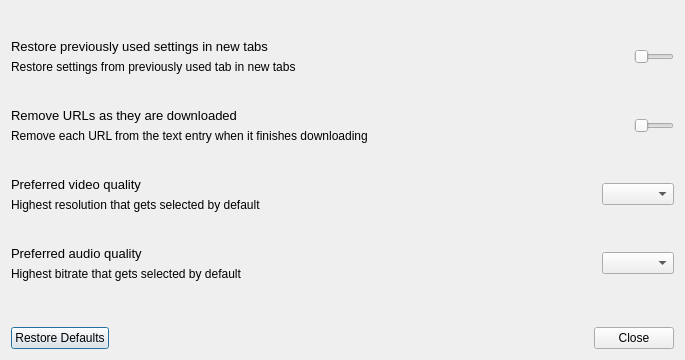
First picture: the form in src/designer/preferences_dialog.ui, repository markop404/media-downloader, before the edit.
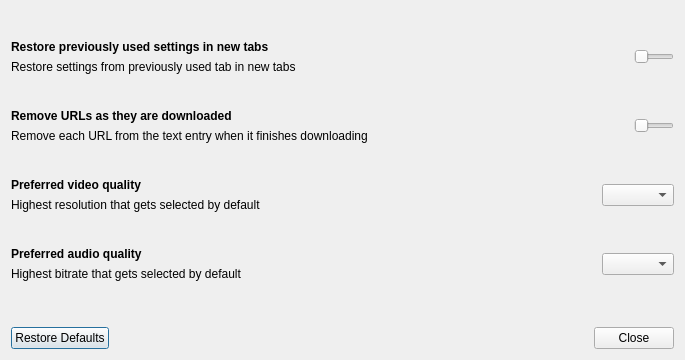
Second picture: the form after the edit. Custom widgets are drawn as their Qt base class.

```diff
--- a/src/designer/preferences_dialog.ui
+++ b/src/designer/preferences_dialog.ui
@@ -2,14 +2,6 @@
 <ui version="4.0">
  <class>PreferencesDialog</class>
  <widget class="QDialog" name="PreferencesDialog">
-  <property name="geometry">
-   <rect>
-    <x>0</x>
-    <y>0</y>
-    <width>685</width>
-    <height>360</height>
-   </rect>
-  </property>
   <property name="minimumSize">
    <size>
     <width>685</width>
@@ -50,8 +42,7 @@
         <widget class="QLabel" name="restoreSettingsMainLabel">
          <property name="font">
           <font>
-           <pointsize>10</pointsize>
-           <fontweight>DemiBold</fontweight>
+           <bold>true</bold>
           </font>
          </property>
          <property name="text">
@@ -146,8 +137,7 @@
         <widget class="QLabel" name="removeURLsMainLabel">
          <property name="font">
           <font>
-           <pointsize>10</pointsize>
-           <fontweight>DemiBold</fontweight>
+           <bold>true</bold>
           </font>
          </property>
          <property name="text">
@@ -242,8 +232,7 @@
         <widget class="QLabel" name="preferredResolutionMainLabel">
          <property name="font">
           <font>
-           <pointsize>10</pointsize>
-           <fontweight>DemiBold</fontweight>
+           <bold>true</bold>
           </font>
          </property>
          <property name="text">
@@ -323,8 +312,7 @@
         <widget class="QLabel" name="preferredBitrateSettingMainLabel">
          <property name="font">
           <font>
-           <pointsize>10</pointsize>
-           <fontweight>DemiBold</fontweight>
+           <bold>true</bold>
           </font>
          </property>
          <property name="text">
```
